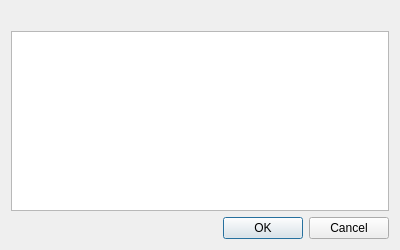
First picture: the form in nitroshare/ui/CMachineSelectionDialog.ui, repository nathan-osman/NitroShare-Mac, before the edit.
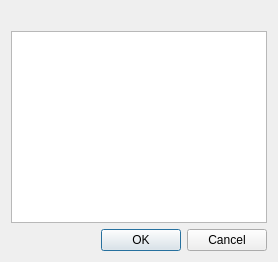
Second picture: the form after the edit.

Commit message:
Removed "grip" handle on windows.
When it made sense not to have certain windows resized larger, resize
grip handle is removed.

Diff of the .ui file:
```diff
--- a/nitroshare/ui/CMachineSelectionDialog.ui
+++ b/nitroshare/ui/CMachineSelectionDialog.ui
@@ -10,10 +10,22 @@
     <height>250</height>
    </rect>
   </property>
+  <property name="sizePolicy">
+   <sizepolicy hsizetype="Fixed" vsizetype="Fixed">
+    <horstretch>0</horstretch>
+    <verstretch>0</verstretch>
+   </sizepolicy>
+  </property>
   <property name="windowTitle">
    <string>Select Machine</string>
   </property>
+  <property name="sizeGripEnabled">
+   <bool>false</bool>
+  </property>
   <layout class="QVBoxLayout" name="verticalLayout">
+   <property name="sizeConstraint">
+    <enum>QLayout::SetFixedSize</enum>
+   </property>
    <item>
     <widget class="QLabel" name="MachinesLabel">
      <property name="text">
```
The commit also changes 2 other files.
